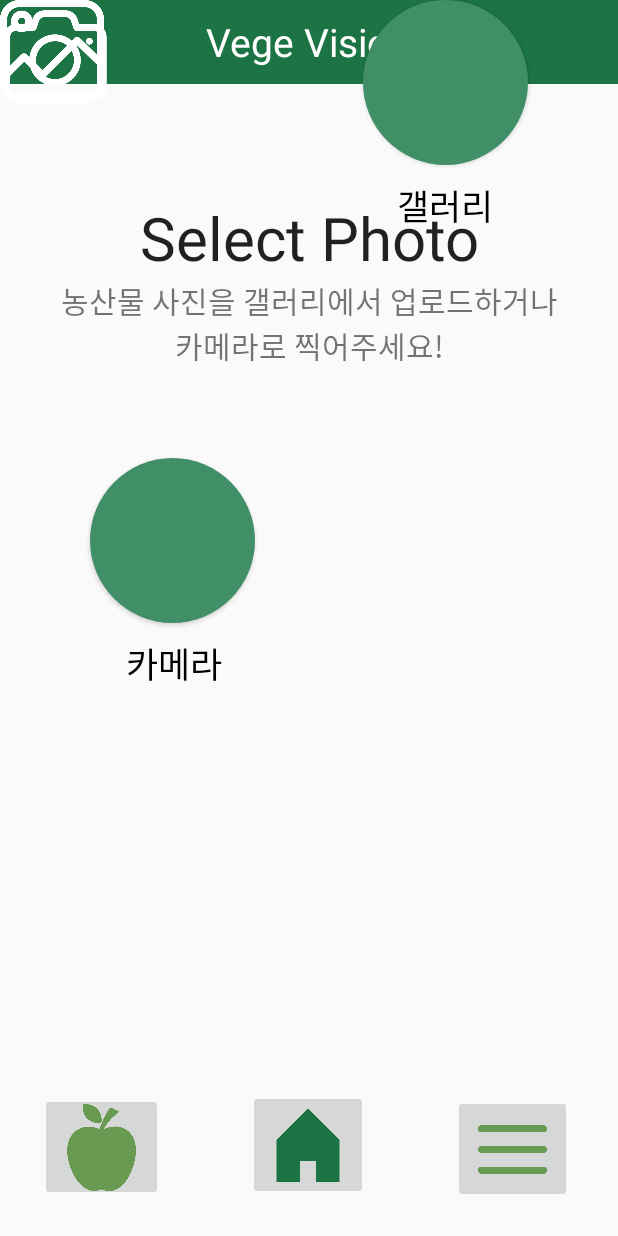
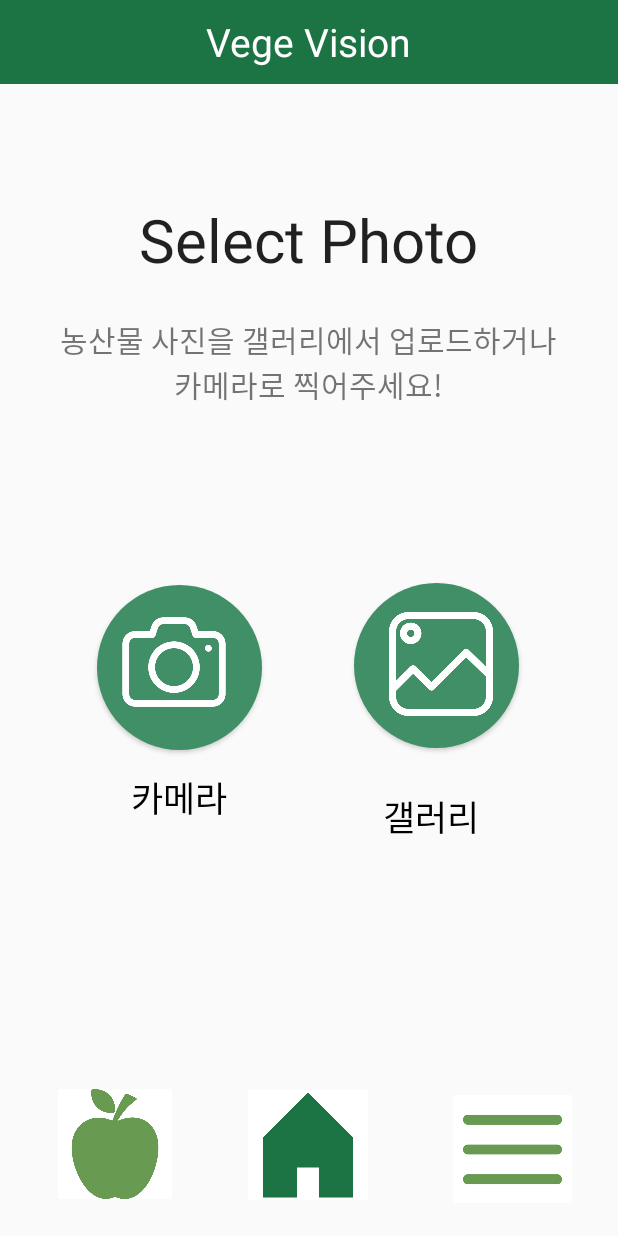
Before and after one commit to sohds/VegeVisionApp, an Android app: the screen it shows after launch (MainActivity), on a phone screen of 412 x 824 dp. Run offline under Robolectric (Android 15) with nearby library versions, the phone set to English and light mode, and no system bars.

Commit message:
final_introduingandmain

```diff
--- a/app/src/main/res/layout/activity_main.xml
+++ b/app/src/main/res/layout/activity_main.xml
@@ -9,45 +9,53 @@
     tools:ignore="ExtraText">
 
     <!-- Toolbar -->
+
+
     <androidx.appcompat.widget.Toolbar
         android:id="@+id/toolbar"
         android:layout_width="match_parent"
         android:layout_height="?attr/actionBarSize"
         android:background="?attr/colorPrimary"
         android:theme="@style/ThemeOverlay.AppCompat.Dark"
-        app:layout_constraintTop_toTopOf="parent" >
+        app:layout_constraintBottom_toBottomOf="parent"
+        app:layout_constraintEnd_toEndOf="parent"
+        app:layout_constraintHorizontal_bias="0.0"
+        app:layout_constraintStart_toStartOf="parent"
+        app:layout_constraintTop_toTopOf="parent"
+        app:layout_constraintVertical_bias="0.0">
 
         <TextView
             android:layout_width="wrap_content"
             android:layout_height="wrap_content"
+            android:layout_gravity="center"
             android:text="Vege Vision"
-            android:textSize="26sp"
+            android:textAppearance="?android:textAppearanceMedium"
             android:textColor="@android:color/white"
-            android:layout_gravity="center"
-            android:textAppearance="?android:textAppearanceMedium" />
+            android:textSize="26sp" />
 
     </androidx.appcompat.widget.Toolbar>
 
-
     <ImageButton
         android:id="@+id/imageButton2"
-        android:layout_width="82dp"
-        android:layout_height="72dp"
-        android:scaleType="centerCrop"
+        android:layout_width="76dp"
+        android:layout_height="73dp"
+        android:background="#FFFFFF"
+        android:scaleType="fitCenter"
         android:src="@drawable/logo_vege"
         android:tint="@color/green_2"
         app:layout_constraintBottom_toBottomOf="parent"
         app:layout_constraintEnd_toEndOf="parent"
-        app:layout_constraintHorizontal_bias="0.081"
+        app:layout_constraintHorizontal_bias="0.116"
         app:layout_constraintStart_toStartOf="parent"
         app:layout_constraintTop_toTopOf="parent"
-        app:layout_constraintVertical_bias="0.969"
+        app:layout_constraintVertical_bias="0.967"
         tools:ignore="UseAppTint" />
 
     <ImageButton
         android:id="@+id/homebutton"
         android:layout_width="80dp"
         android:layout_height="73dp"
+        android:background="#FFFFFF"
         android:scaleType="centerCrop"
         android:src="@drawable/homebutton4"
         android:tint="@color/green_main"
@@ -63,6 +71,7 @@
         android:id="@+id/imageButton8"
         android:layout_width="79dp"
         android:layout_height="72dp"
+        android:background="#FFFFFF"
         android:scaleType="centerCrop"
         android:src="@drawable/category1"
         android:tint="@color/green_2"
@@ -82,13 +91,20 @@
         android:layout_centerHorizontal="true"
         android:gravity="center"
         android:text="Select Photo"
+        android:textAppearance="?android:textAppearanceLarge"
         android:textSize="40sp"
-        android:textAppearance="?android:textAppearanceLarge"
-        app:layout_constraintTop_toBottomOf="@id/toolbar"
+        app:layout_constraintBottom_toBottomOf="@+id/homebutton"
+        app:layout_constraintEnd_toEndOf="parent"
+        app:layout_constraintHorizontal_bias="0.497"
         app:layout_constraintStart_toStartOf="parent"
-        app:layout_constraintEnd_toEndOf="parent"
-        app:layout_constraintHorizontal_bias="0.5"
-        android:layout_marginTop="75dp" />
+        app:layout_constraintTop_toTopOf="parent"
+        app:layout_constraintVertical_bias="0.178" />
+
+
+    <!-- Camera -->
+
+
+    <!-- Gallery -->
 
     <TextView
         android:id="@+id/explanation"
@@ -97,16 +113,16 @@
         android:layout_centerHorizontal="true"
         android:gravity="center"
         android:text="농산물 사진을 갤러리에서 업로드하거나\n카메라로 찍어주세요!"
+        android:textAppearance="?android:textAppearanceSmall"
         android:textSize="20sp"
-        android:textAppearance="?android:textAppearanceSmall"
-        app:layout_constraintTop_toBottomOf="@id/SelectPhoto"
+        app:layout_constraintBottom_toBottomOf="parent"
+        app:layout_constraintEnd_toEndOf="parent"
+        app:layout_constraintHorizontal_bias="0.493"
         app:layout_constraintStart_toStartOf="parent"
-        app:layout_constraintEnd_toEndOf="parent"
-        tools:layout_marginTop="8dp"
-        tools:ignore="MissingConstraints" />
-
-
-<!-- Camera -->
+        app:layout_constraintTop_toTopOf="@+id/toolbar"
+        app:layout_constraintVertical_bias="0.277"
+        tools:ignore="MissingConstraints"
+        tools:layout_marginTop="8dp" />
 
     <Button
         android:id="@+id/CameraBtn"
@@ -114,73 +130,96 @@
         android:layout_height="110dp"
         android:background="@drawable/shape_for_circle_button"
         android:elevation="2dp"
-        app:layout_constraintTop_toBottomOf="@id/explanation"
+        app:layout_constraintBottom_toBottomOf="parent"
+        app:layout_constraintEnd_toEndOf="parent"
+        app:layout_constraintHorizontal_bias="0.215"
         app:layout_constraintStart_toStartOf="parent"
-        tools:ignore="MissingConstraints"
-        android:layout_marginTop="60dp"
-        android:layout_marginStart="60dp" />
+        app:layout_constraintTop_toTopOf="parent"
+        app:layout_constraintVertical_bias="0.546"
+        tools:ignore="MissingConstraints" />
 
     <ImageView
         android:layout_width="73dp"
         android:layout_height="73dp"
         android:layout_gravity="top|start"
+        android:layout_marginStart="-7dp"
+        android:layout_marginTop="-5dp"
+        android:elevation="4dp"
         android:src="@drawable/camera_white"
-        android:elevation="4dp"
-        tools:layout_editor_absoluteX="81dp"
-        tools:layout_editor_absoluteY="327dp"
+        app:layout_constraintBottom_toBottomOf="@+id/homebutton"
+        app:layout_constraintEnd_toEndOf="parent"
+        app:layout_constraintHorizontal_bias="0.251"
+        app:layout_constraintStart_toStartOf="parent"
+        app:layout_constraintTop_toTopOf="@+id/toolbar"
+        app:layout_constraintVertical_bias="0.56"
         tools:ignore="MissingConstraints" />
 
     <TextView
         android:layout_width="100dp"
         android:layout_height="40dp"
+        android:layout_marginStart="5dp"
+        android:layout_marginTop="7dp"
+        android:gravity="center"
+        android:text="카메라"
+        android:textColor="@color/black"
+        android:textSize="23sp"
+        app:layout_constraintBottom_toBottomOf="parent"
+        app:layout_constraintEnd_toEndOf="parent"
+        app:layout_constraintHorizontal_bias="0.209"
+        app:layout_constraintStart_toStartOf="parent"
         app:layout_constraintTop_toBottomOf="@id/CameraBtn"
-        app:layout_constraintStart_toStartOf="parent"
-        tools:ignore="MissingConstraints"
-        android:layout_marginTop="7dp"
-        android:layout_marginStart="66dp"
-        android:text="카메라"
-        android:textSize="23sp"
-        android:textColor="@color/black"
-        android:gravity="center"
-        />
-
-
-
-<!-- Gallery -->
+        app:layout_constraintVertical_bias="0.016"
+        tools:ignore="MissingConstraints" />
 
     <Button
         android:id="@+id/GalleryBtn"
         android:layout_width="110dp"
         android:layout_height="110dp"
-        android:layout_marginEnd="60dp"
+        android:layout_marginEnd="-15dp"
         android:background="@drawable/shape_for_circle_button"
         android:elevation="2dp"
+        app:layout_constraintBottom_toBottomOf="parent"
         app:layout_constraintEnd_toEndOf="parent"
-        tools:ignore="MissingConstraints"
-        tools:layout_editor_absoluteY="310dp" />
+        app:layout_constraintHorizontal_bias="0.744"
+        app:layout_constraintStart_toStartOf="parent"
+        app:layout_constraintTop_toTopOf="parent"
+        app:layout_constraintVertical_bias="0.544"
+        tools:ignore="MissingConstraints" />
 
     <ImageView
+        android:id="@+id/imageView5"
         android:layout_width="69dp"
         android:layout_height="69dp"
         android:layout_gravity="top|start"
+        android:layout_marginStart="10dp"
+        android:layout_marginTop="5dp"
+        android:layout_marginEnd="-15dp"
+        android:elevation="4dp"
         android:src="@drawable/gallery_white"
-        android:elevation="4dp"
-        tools:layout_editor_absoluteX="262dp"
-        tools:layout_editor_absoluteY="331dp"
+        app:layout_constraintBottom_toBottomOf="parent"
+        app:layout_constraintEnd_toEndOf="parent"
+        app:layout_constraintHorizontal_bias="0.716"
+        app:layout_constraintStart_toStartOf="parent"
+        app:layout_constraintTop_toTopOf="parent"
+        app:layout_constraintVertical_bias="0.537"
         tools:ignore="MissingConstraints" />
 
     <TextView
         android:layout_width="100dp"
         android:layout_height="40dp"
-        app:layout_constraintTop_toBottomOf="@id/GalleryBtn"
+        android:layout_marginStart="12dp"
+        android:layout_marginTop="70dp"
+        android:gravity="center"
+        android:text="갤러리"
+        android:textColor="@color/black"
+        android:textSize="23sp"
+        app:layout_constraintBottom_toBottomOf="parent"
         app:layout_constraintEnd_toEndOf="parent"
-        tools:ignore="MissingConstraints"
-        android:layout_marginTop="7dp"
-        android:layout_marginEnd="65dp"
-        android:text="갤러리"
-        android:textSize="23sp"
-        android:textColor="@color/black"
-        android:gravity="center" />
+        app:layout_constraintHorizontal_bias="0.752"
+        app:layout_constraintStart_toStartOf="parent"
+        app:layout_constraintTop_toTopOf="parent"
+        app:layout_constraintVertical_bias="0.637"
+        tools:ignore="MissingConstraints" />
 
 
 </androidx.constraintlayout.widget.ConstraintLayout>
```
Also changed, not shown: app/src/main/res/layout/introducing_page.xml (+131 -51 lines).
